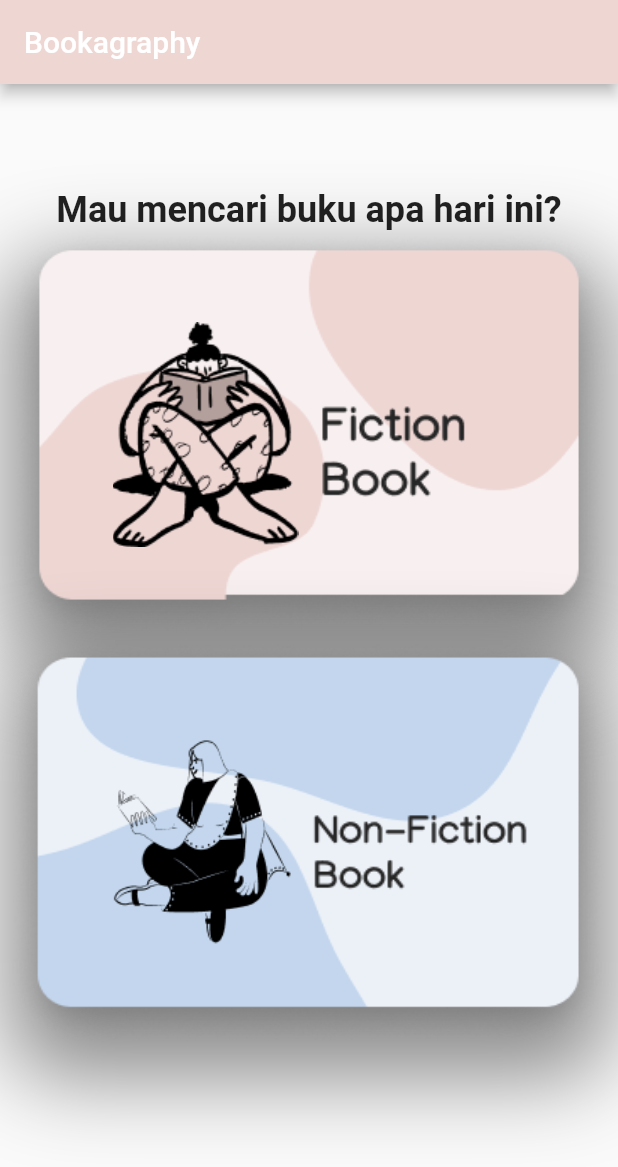
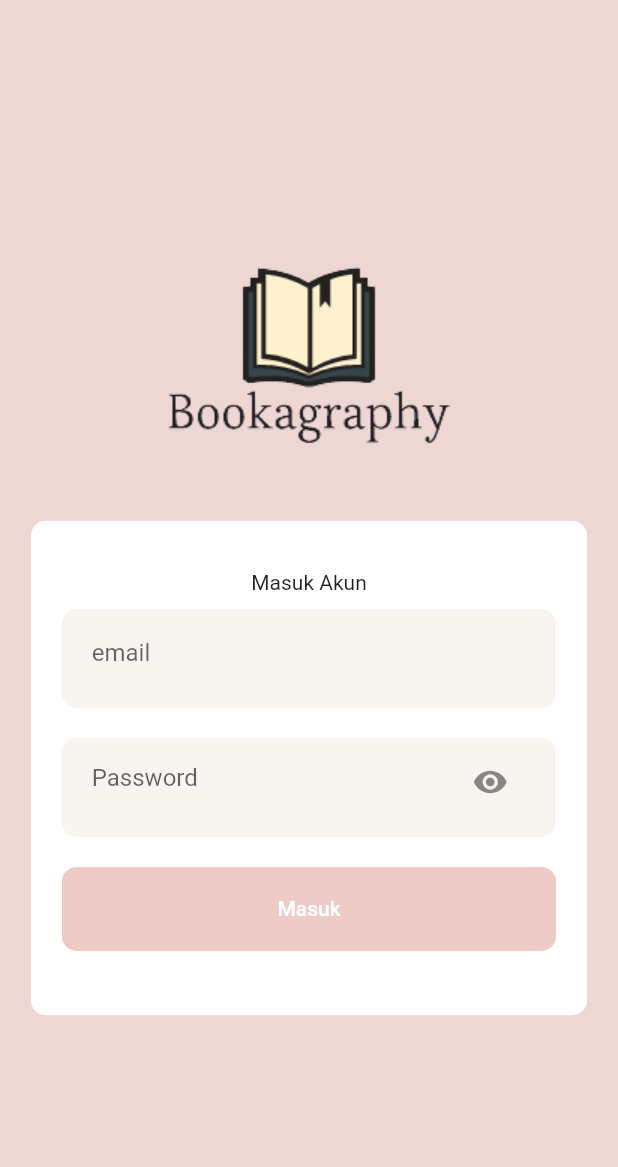
Before and after one commit to fullvelocity1/PSBO-Kel8, a Flutter app: the screen it shows after launch, on a phone screen of 412 x 824 dp. Shown: the top 1167 px of the screen. Run offline on Flutter 3.47's test engine with Material 2 defaults, Android fonts, the phone set to English and light mode, and no system bars.

Commit message:
login page

```diff
--- a/ternaku/lib/constants.dart
+++ b/ternaku/lib/constants.dart
@@ -5,6 +5,9 @@ const boxColors = Color(0xFFF5F5F5);
 const heading1Colors = Color(0xFFADABAB);
 const sinopsisColor = Color(0xFF485B82);
 const cardColor = Color(0xFFD3B135);
+const buttonColor = Color(0xFFEFCBC7);
+const textHintColor = Color(0xFFB7837C);
+const TextFieldColor = Color(0xFFF8F4F0);
 
 enum Genre { Historical, Romance, Comedy, Horror, Thriller }
 
--- a/ternaku/lib/helpers/routegenerator.dart
+++ b/ternaku/lib/helpers/routegenerator.dart
@@ -2,9 +2,11 @@ import 'package:flutter/material.dart';
 import 'package:ternaku/model/buku.dart';
 import 'package:ternaku/constants.dart';
 import 'package:ternaku/pages/admin_addBookPage.dart';
+import 'package:ternaku/pages/login.dart';
 import 'package:ternaku/pages/daftarBuku.dart';
 import 'package:ternaku/pages/detailbuku.dart';
 import 'package:ternaku/pages/admin_addBookPage.dart';
+import 'package:ternaku/pages/login.dart';
 
 import '../main.dart';
 import '../pages/home.dart';
@@ -15,6 +17,8 @@ class RouteGenerator {
 
     switch (settings.name) {
       case '/':
+        return MaterialPageRoute(builder: (_) => Login());
+      case '/home':
         return MaterialPageRoute(builder: (_) => Home());
       case '/daftarbuku':
         if (args is BookType) {
--- /dev/null
+++ b/ternaku/lib/pages/components/rounded_button.dart
@@ -0,0 +1,37 @@
+import 'package:flutter/material.dart';
+import 'package:ternaku/constants.dart';
+
+class RoundedButton extends StatelessWidget {
+  final String text;
+  final Function() press;
+  final Color color, textColor;
+  const RoundedButton({
+    Key? key,
+    required this.text,
+    required this.press,
+    this.color = buttonColor,
+    this.textColor = Colors.white,
+  }) : super(key: key);
+
+  @override
+  Widget build(BuildContext context) {
+    Size size = MediaQuery.of(context).size;
+    return Container(
+      margin: EdgeInsets.symmetric(vertical: 10),
+      width: size.width * 0.8,
+      child: ClipRRect(
+        borderRadius: BorderRadius.circular(10),
+        child: TextButton(
+            style: TextButton.styleFrom(
+                padding: EdgeInsets.symmetric(vertical: 20, horizontal: 40),
+                backgroundColor: color,
+                primary: color),
+            onPressed: press,
+            child: Text(
+              text,
+              style: TextStyle(color: textColor),
+            )),
+      ),
+    );
+  }
+}
--- /dev/null
+++ b/ternaku/lib/pages/components/rounded_input_field.dart
@@ -0,0 +1,26 @@
+import 'package:flutter/material.dart';
+import 'package:ternaku/constants.dart';
+import 'package:ternaku/pages/components/text_field_container.dart';
+
+class RoundedInputField extends StatelessWidget {
+  final String hintText;
+  final ValueChanged<String> onChanged;
+  const RoundedInputField({
+    Key? key,
+    required this.hintText,
+    required this.onChanged,
+  }) : super(key: key);
+
+  @override
+  Widget build(BuildContext context) {
+    return TextFieldContainer(
+      child: TextField(
+        onChanged: onChanged,
+        decoration: InputDecoration(
+            hintText: hintText,
+            border: InputBorder.none,
+            fillColor: TextFieldColor),
+      ),
+    );
+  }
+}
--- /dev/null
+++ b/ternaku/lib/pages/components/rounded_pass_field.dart
@@ -0,0 +1,29 @@
+import 'package:flutter/material.dart';
+import 'package:ternaku/pages/components/text_field_container.dart';
+
+class RoundedPassField extends StatelessWidget {
+  final ValueChanged<String> onChanged;
+  final String hintText;
+  const RoundedPassField({
+    Key? key,
+    required this.onChanged,
+    required this.hintText,
+  }) : super(key: key);
+
+  @override
+  Widget build(BuildContext context) {
+    return TextFieldContainer(
+        child: TextField(
+      onChanged: onChanged,
+      obscureText: true,
+      decoration: InputDecoration(
+          // icon: Icon(
+          //   Icons.lock,
+          //   color: kPrimaryColor,
+          // ),
+          border: InputBorder.none,
+          hintText: hintText,
+          suffixIcon: Icon(Icons.visibility)),
+    ));
+  }
+}
--- /dev/null
+++ b/ternaku/lib/pages/components/text_field_container.dart
@@ -0,0 +1,23 @@
+import 'package:flutter/material.dart';
+
+class TextFieldContainer extends StatelessWidget {
+  final Widget child;
+  const TextFieldContainer({
+    Key? key,
+    required this.child,
+  }) : super(key: key);
+
+  @override
+  Widget build(BuildContext context) {
+    Size size = MediaQuery.of(context).size;
+    return Container(
+      margin: EdgeInsets.symmetric(vertical: 10),
+      width: size.width * 0.8,
+      height: size.height * 0.08,
+      padding: EdgeInsets.symmetric(horizontal: 20, vertical: 5),
+      decoration: BoxDecoration(
+          color: Color(0xFFF8F4F0), borderRadius: BorderRadius.circular(10)),
+      child: child,
+    );
+  }
+}
--- /dev/null
+++ b/ternaku/lib/pages/login.dart
@@ -0,0 +1,72 @@
+import 'package:flutter/material.dart';
+import 'package:ternaku/constants.dart';
+import 'package:ternaku/pages/components/rounded_button.dart';
+import 'package:ternaku/pages/components/rounded_input_field.dart';
+import 'package:ternaku/pages/components/rounded_pass_field.dart';
+import 'package:ternaku/pages/home.dart';
+
+class Login extends StatelessWidget {
+  const Login({Key? key}) : super(key: key);
+
+  @override
+  Widget build(BuildContext context) {
+    Size size = MediaQuery.of(context).size;
+    return Scaffold(
+        body: Container(
+      height: size.height,
+      width: double.infinity,
+      color: primaryColor,
+      child: Column(
+        mainAxisAlignment: MainAxisAlignment.center,
+        children: <Widget>[
+          Image.asset("assets/images/bookagraphy.png"),
+          Container(
+            alignment: Alignment.center,
+            child: Container(
+              decoration: BoxDecoration(
+                  borderRadius: BorderRadius.circular(10), color: Colors.white),
+              //color: kPrimaryColor,
+              height: size.height * 0.4,
+              width: size.width * 0.9,
+              child: Row(
+                mainAxisAlignment: MainAxisAlignment.center,
+                children: <Widget>[
+                  SingleChildScrollView(
+                    child: Column(
+                      mainAxisAlignment: MainAxisAlignment.center,
+                      children: <Widget>[
+                        Text(
+                          "Masuk Akun",
+                          style: TextStyle(),
+                        ),
+                        RoundedInputField(
+                            hintText: "email", onChanged: (value) {}),
+                        RoundedPassField(
+                            onChanged: (value) {}, hintText: "Password"),
+                        RoundedButton(
+                            text: "Masuk",
+                            press: () {
+                              Navigator.push(
+                                context,
+                                MaterialPageRoute(
+                                  builder: (context) {
+                                    return Home();
+                                  },
+                                ),
+                              );
+                            })
+                      ],
+                    ),
+                  )
+                ],
+              ),
+            ),
+          )
+        ],
+      ),
+    )
+
+        //body: Body(),
+        );
+  }
+}
--- a/ternaku/pubspec.yaml
+++ b/ternaku/pubspec.yaml
@@ -32,7 +32,7 @@ dependencies:
 
   # The following adds the Cupertino Icons font to your application.
   # Use with the CupertinoIcons class for iOS style icons.
-  cupertino_icons: ^1.0.2
+  cupertino_icons: ^0.1.2
 
 dev_dependencies:
   flutter_test:
@@ -43,7 +43,7 @@ dev_dependencies:
   # activated in the `analysis_options.yaml` file located at the root of your
   # package. See that file for information about deactivating specific lint
   # rules and activating additional ones.
-  flutter_lints: ^2.0.0
+  flutter_lints: ^2.0.1
 
 # For information on the generic Dart part of this file, see the
 # following page: https://dart.dev/tools/pub/pubspec
@@ -59,6 +59,7 @@ flutter:
   assets:
     - assets/images/fiction_button.png
     - assets/images/nonfiction_button.png
+    - assets/images/bookagraphy.png
     #- assets/icons/fiction.png
     #- assets/icons/woman.png
     - assets/covers/
```
Also changed, not shown: ternaku/assets/images/bookagraphy.png (added), ternaku/pubspec.lock, 1 other file.
